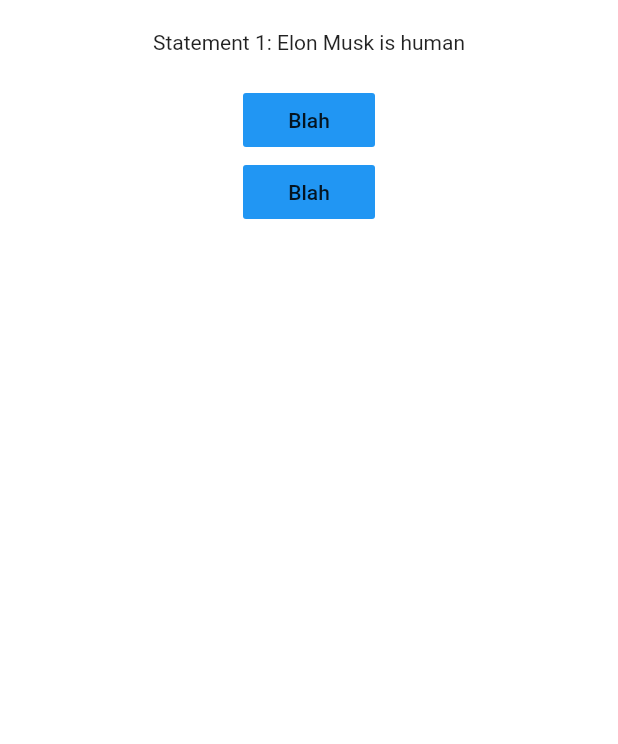
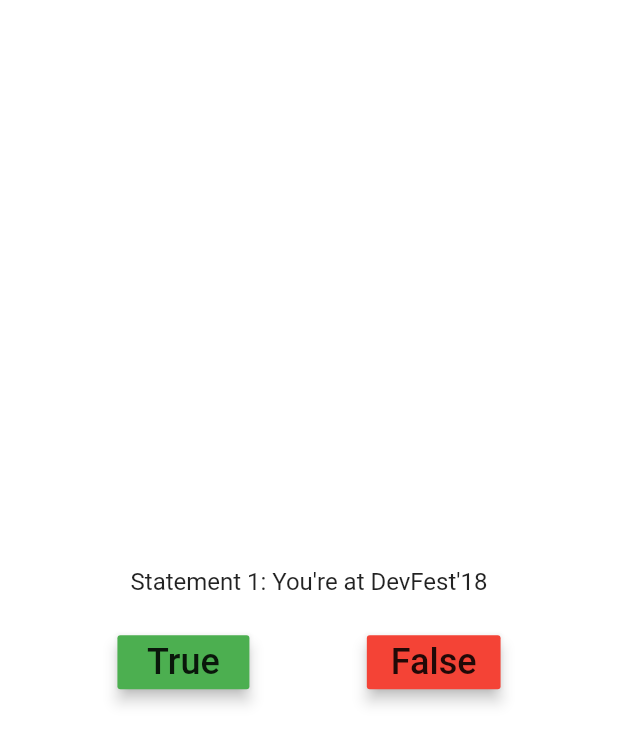
Before and after one commit to GDGManipal/Devfest18-flutter, a Flutter app: the screen it shows after launch, on a phone screen of 412 x 824 dp. Shown: the top 744 px of the screen. Run offline on Flutter 3.47's test engine with Material 2 defaults, Android fonts, the phone set to English and light mode, and no system bars.

Commit message:
Added basic UI

```diff
--- a/lib/UI/answer_button.dart
+++ b/lib/UI/answer_button.dart
@@ -9,12 +9,18 @@ class AnswerButton extends StatelessWidget {
 
   @override
   Widget build(BuildContext context) {
-    return new FlatButton(
-      onPressed:() {
-        _onTap();
-      },
-      color: Colors.blue,
-      child: new Text("Blah"),
+    return new RaisedButton(
+      onPressed: () => _onTap(),
+      elevation: 4.0,
+      color: _answer == true ? Colors.green : Colors.red,
+      child: new Text(
+        _answer == true ? "True" : "False",
+        style: new TextStyle(
+          fontSize: 24.0,
+          fontFamily: "Roboto",
+        ),
+      ),
+
     );
 //    return new Expanded(
 //      child: new Material(
--- a/lib/UI/question_text.dart
+++ b/lib/UI/question_text.dart
@@ -20,7 +20,13 @@ class QuestionTextState extends State<QuestionText> {
       child: new Padding(
           padding: new EdgeInsets.symmetric(vertical: 20.0),
           child: new Center(
-            child: new Text("Statement " + widget._questionNumber.toString() + ": " + widget._question,
+            child: new Text(
+              "Statement " + widget._questionNumber.toString() + ": " +
+                  widget._question,
+              style: new TextStyle(
+                fontSize: 16.0,
+                fontFamily: "Roboto",
+              ),
             ),
           )
       ),
--- a/lib/pages/quiz_page.dart
+++ b/lib/pages/quiz_page.dart
@@ -5,7 +5,7 @@ import '../utils/quiz.dart';
 
 import '../UI/answer_button.dart';
 import '../UI/question_text.dart';
-import '../UI/dialog_popup.dart';
+import '../UI/result_overlay.dart';
 
 import './score_page.dart';
 
@@ -18,7 +18,7 @@ class QuizPageState extends State<QuizPage> {
 
   Question currentQuestion;
   Quiz quiz = new Quiz([
-    new Question("Elon Musk is human", false),
+    new Question("You're at DevFest'18", true),
     new Question("Pizza is healthy", false),
     new Question("Flutter is awesome", true)
   ]);
@@ -48,14 +48,38 @@ class QuizPageState extends State<QuizPage> {
     return new Stack(
       fit: StackFit.expand,
       children: <Widget>[
-        new Column( // This is our main page
-          children: <Widget>[
-            new QuestionText(questionText, questionNumber),
-            new AnswerButton(true, () => handleAnswer(true)), //true button
-            new AnswerButton(false, () => handleAnswer(false)), // false button
-          ],
+        new Container(
+          color: Colors.white,
+          child: new Column( // This is our main page
+            children: <Widget>[
+              new Expanded(
+                child: new Container(),
+              ),
+              new QuestionText(questionText, questionNumber),
+              new Row(
+                children: <Widget>[
+                  new Expanded(
+                      child: new Container()
+                  ),
+                  new AnswerButton(true, () => handleAnswer(true)),
+                  //true button
+                  new Expanded(
+                      child: new Container()
+                  ),
+                  new AnswerButton(false, () => handleAnswer(false)),
+                  // false button
+                  new Expanded(
+                      child: new Container()
+                  ),
+                ],
+              ),
+              new Expanded(
+                child: new Container(),
+              ),
+            ],
+          ),
         ),
-        showIfCorrect == true ? new DialogPopUp(
+        showIfCorrect == true ? new ResultOverlay(
             isCorrect,
                 () {
               if (quiz.length == questionNumber) {
```
Also changed, not shown: lib/UI/result_overlay.dart (renamed from lib/UI/dialog_popup.dart, +23 -6 lines).
